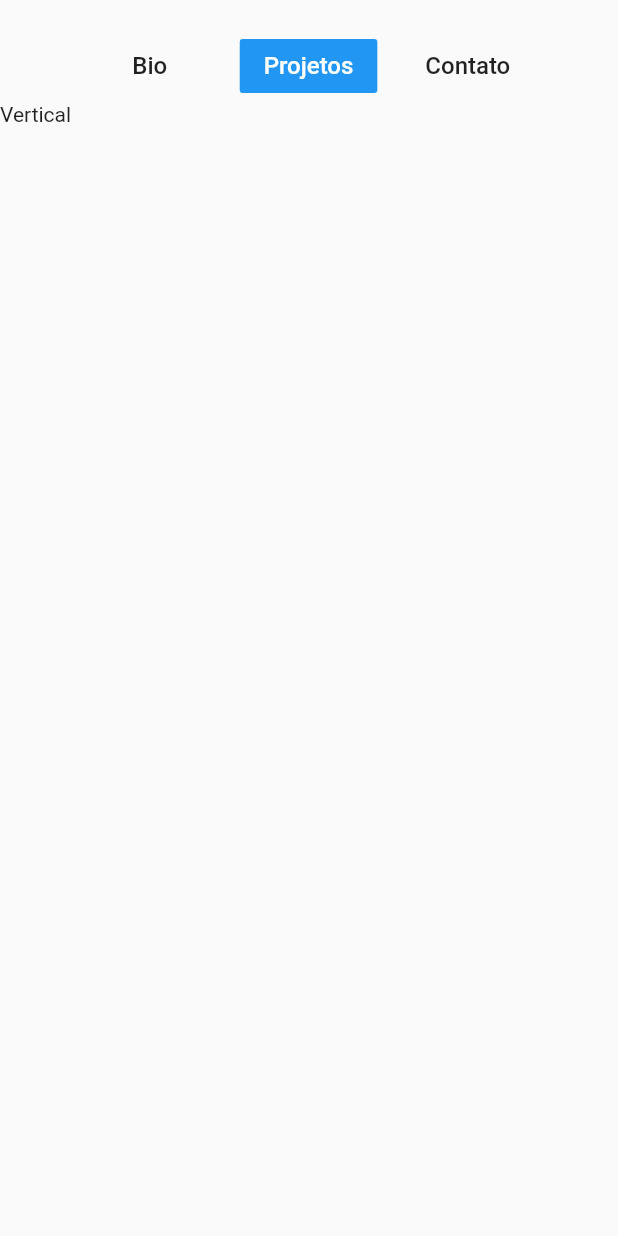
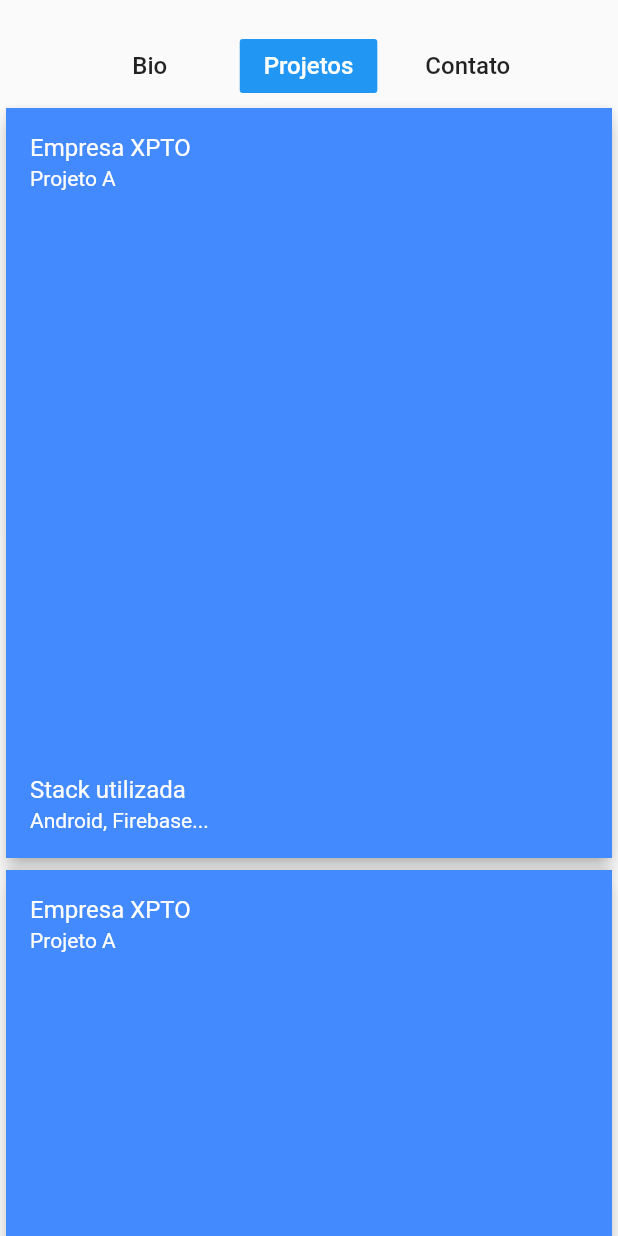
Before and after one commit to marks5/portfolio, a Flutter app: the Projects screen opened by its route, on a phone screen of 412 x 824 dp. Run offline on Flutter 3.47's test engine with Material 2 defaults, Android fonts, the phone set to English and light mode, and no system bars; our stand-ins replace font_awesome_flutter, transparent_image; network calls fail.

Commit message:
content finished

```diff
--- a/lib/main.dart
+++ b/lib/main.dart
@@ -10,7 +10,7 @@ class MyWebsitio extends StatelessWidget {
   @override
   Widget build(BuildContext context) {
     return MaterialApp(
-      title: 'Marksao PAGE',
+      title: 'Heyyooo',
       debugShowCheckedModeBanner: false,
       theme: ThemeData(
         primarySwatch: Colors.blue,
--- a/lib/projects.dart
+++ b/lib/projects.dart
@@ -9,12 +9,9 @@ class Projects extends StatelessWidget {
   @override
   Widget build(BuildContext context) {
     return Scaffold(
-      body: Center(
-        child: ListView(
-          children: _buildList(MediaQuery.of(context).size<Size.fromWidth(1024)),
-        ),
-      ),
-    );
+        body: Column(
+      children: _buildList(MediaQuery.of(context).size < Size.fromWidth(1024)),
+    ));
   }
 
   List<Widget> _buildList(bool vertical) {
@@ -22,9 +19,9 @@ class Projects extends StatelessWidget {
     list.add(SizedBox(height: 20));
     list.add(_hero());
 
-    if(vertical){
+    if (vertical) {
       list.add(VerticalLayout());
-    }else{
+    } else {
       list.add(HorizontalLayout());
     }
 
--- /dev/null
+++ b/lib/widget/item_vertical.dart
@@ -0,0 +1,44 @@
+import 'package:flutter/material.dart';
+
+class ItemVertical extends StatelessWidget {
+  @override
+  Widget build(BuildContext context) {
+    return Card(
+      elevation: 5.0,
+      child: Container(
+        height: 500,
+        child: Stack(
+          children: <Widget>[
+            Container(
+              width: MediaQuery.of(context).size.width,
+              color: Colors.blueAccent,
+            ),
+            ListTile(
+              title: Text(
+                'Empresa XPTO',
+                style: TextStyle(color: Colors.white),
+              ),
+              subtitle: Text(
+                'Projeto A',
+                style: TextStyle(color: Colors.white),
+              ),
+            ),
+            Align(
+              alignment: Alignment.bottomCenter,
+              child: ListTile(
+                title: Text(
+                  'Stack utilizada',
+                  style: TextStyle(color: Colors.white),
+                ),
+                subtitle: Text(
+                  'Android, Firebase...',
+                  style: TextStyle(color: Colors.white),
+                ),
+              ),
+            )
+          ],
+        ),
+      ),
+    );
+  }
+}
--- a/lib/widget/vertical_layout.dart
+++ b/lib/widget/vertical_layout.dart
@@ -1,10 +1,23 @@
 import 'package:flutter/material.dart';
+import 'package:website/widget/item_horizontal.dart';
+import 'package:website/widget/item_vertical.dart';
 
 class VerticalLayout extends StatelessWidget {
   @override
   Widget build(BuildContext context) {
-    return Container(
-      child: Text("Vertical"),
+    return Expanded(
+      child: ListView(
+        scrollDirection: Axis.vertical,
+        shrinkWrap: true,
+        physics: ScrollPhysics(),
+        children: <Widget>[
+          ItemVertical(),
+          ItemVertical(),
+          ItemVertical(),
+          ItemVertical(),
+          ItemVertical(),
+        ],
+      ),
     );
   }
 }
```
Also changed, not shown: lib/widget/horizontal_layout.dart (+14 -2 lines), lib/widget/item_horizontal.dart (added, +44 -0 lines), 1 other file.
